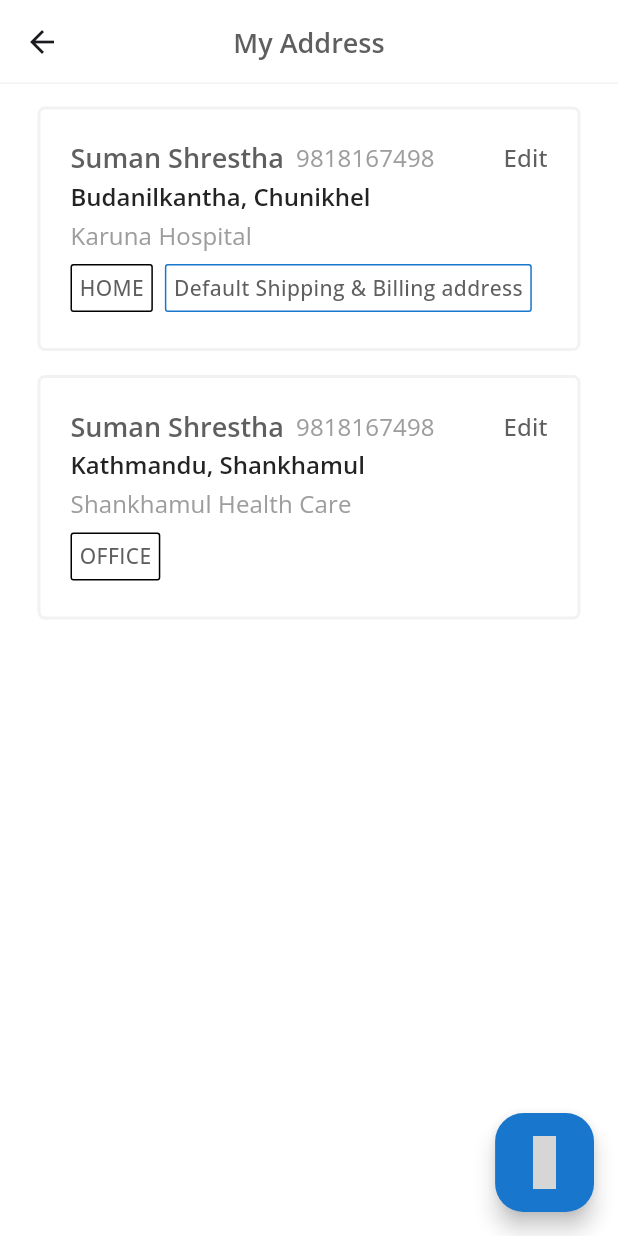
After one commit to Sabinkc/ecommerce_template, a Flutter app: the screen it shows after launch, after a tap on "We're glad to see you again! Let's get s", on a phone screen of 412 x 824 dp. The commit adds this screen. Run offline on Flutter 3.47's test engine with Material 3 defaults, Android fonts, the phone set to English and light mode, and no system bars; our stand-ins replace get, icons_plus, keyboard_dismisser, smooth_page_indicator; grey boxes are pictures that could not be loaded.

Commit message:
Home UI, Address UI and Hot Fixes

```diff
--- a/lib/features/authentication/screen/login.dart
+++ b/lib/features/authentication/screen/login.dart
@@ -1,3 +1,5 @@
+import 'package:ecommerce/features/personalization/screen/address.dart';
+import 'package:ecommerce/common/screens/landing.dart';
 import 'package:flutter/material.dart';
 import 'package:get/get.dart';
 import 'package:keyboard_dismisser/keyboard_dismisser.dart';
@@ -47,12 +49,17 @@ class LoginScreen extends StatelessWidget {
                   const SizedBox(
                     height: SQSizes.sm,
                   ),
-                  Text(
-                    "We're glad to see you again! Let's get started!",
-                    style: Theme.of(context).textTheme.labelLarge!.apply(
-                          fontWeightDelta: 2,
-                          fontSizeDelta: 1,
-                        ),
+                  InkWell(
+                    onTap: () {
+                      Get.to(() => const AddressScreen());
+                    },
+                    child: Text(
+                      "We're glad to see you again! Let's get started!",
+                      style: Theme.of(context).textTheme.labelLarge!.apply(
+                            fontWeightDelta: 2,
+                            fontSizeDelta: 1,
+                          ),
+                    ),
                   ),
                   const SizedBox(
                     height: SQSizes.spaceBtwSections,
@@ -109,7 +116,10 @@ class LoginScreen extends StatelessWidget {
                     height: SQSizes.sm,
                   ),
                   SQElevatedButton(
-                    func: loginController.textfieldchecker,
+                    func: () {
+                      Get.to(() => const LandingScreen());
+                    },
+                    // func: loginController.textfieldchecker,
                     title: "SIGN IN",
                   ),
                   const SizedBox(
--- /dev/null
+++ b/lib/features/personalization/screen/address.dart
@@ -0,0 +1,73 @@
+import 'package:ecommerce/utils/constants/colors.dart';
+import 'package:flutter/material.dart';
+import 'package:icons_plus/icons_plus.dart';
+import '../../../utils/constants/sizes.dart';
+import 'widget/addresscontiner.dart';
+
+class AddressScreen extends StatelessWidget {
+  const AddressScreen({super.key});
+
+  @override
+  Widget build(BuildContext context) {
+    final size = MediaQuery.of(context).size;
+    return Scaffold(
+      appBar: AppBar(
+        forceMaterialTransparency: true,
+        shape: const Border(
+          bottom: BorderSide(color: SQColors.borderSecondary),
+        ),
+        centerTitle: true,
+        title: Text(
+          "My Address",
+          style: Theme.of(context).textTheme.headlineSmall,
+        ),
+      ),
+      floatingActionButton: SizedBox(
+        height: size.height * 0.08,
+        child: FittedBox(
+          child: FloatingActionButton(
+            onPressed: () {},
+            backgroundColor: SQColors.primary,
+            child: const Icon(
+              Iconsax.add_outline,
+              size: 30,
+              color: Colors.white,
+            ),
+          ),
+        ),
+      ),
+      body: const SafeArea(
+        child: Padding(
+          padding: EdgeInsets.symmetric(horizontal: 25, vertical: 15),
+          child: Center(
+            child: Column(
+              children: [
+                AddressContainer(
+                  fullname: "Suman Shrestha",
+                  phoneno: "9818167498",
+                  municipality: "Budanilkantha",
+                  street: "Chunikhel",
+                  landmark: "Karuna Hospital",
+                  place: "HOME",
+                  defaultShipping: true,
+                ),
+                SizedBox(
+                  height: SQSizes.md,
+                ),
+                AddressContainer(
+                  fullname: "Suman Shrestha",
+                  phoneno: "9818167498",
+                  municipality: "Kathmandu",
+                  street: "Shankhamul",
+                  landmark: "Shankhamul Health Care",
+                  place: "OFFICE",
+                  defaultShipping: false,
+                ),
+              ],
+            ),
+          ),
+        ),
+      ),
+    );
+  }
+}
--- /dev/null
+++ b/lib/features/personalization/screen/widget/addresscontiner.dart
@@ -0,0 +1,122 @@
+import 'package:flutter/material.dart';
+import '../../../../utils/constants/colors.dart';
+import '../../../../utils/constants/sizes.dart';
+
+class AddressContainer extends StatelessWidget {
+  const AddressContainer({
+    super.key,
+    required this.fullname,
+    required this.phoneno,
+    required this.municipality,
+    required this.street,
+    required this.landmark,
+    required this.place,
+    required this.defaultShipping,
+  });
+  final String fullname, phoneno, municipality, street, landmark, place;
+  final bool defaultShipping;
+  @override
+  Widget build(BuildContext context) {
+    final size = MediaQuery.of(context).size;
+    return Container(
+      width: size.width,
+      padding: const EdgeInsets.all(20),
+      decoration: BoxDecoration(
+        borderRadius: BorderRadius.circular(5),
+        border: Border.all(
+          color: SQColors.borderSecondary,
+          width: 2,
+        ),
+      ),
+      child: Column(
+        crossAxisAlignment: CrossAxisAlignment.start,
+        children: [
+          Row(
+            mainAxisAlignment: MainAxisAlignment.spaceBetween,
+            children: [
+              Text(
+                fullname,
+                style: Theme.of(context).textTheme.headlineSmall,
+              ),
+              const SizedBox(
+                width: SQSizes.sm,
+              ),
+              Expanded(
+                child: Text(
+                  phoneno,
+                  style: Theme.of(context).textTheme.titleSmall!.apply(
+                        color: SQColors.textSecondary,
+                      ),
+                ),
+              ),
+              Text(
+                "Edit",
+                style: Theme.of(context).textTheme.titleSmall!.apply(
+                      fontWeightDelta: 1,
+                    ),
+              ),
+            ],
+          ),
+          const SizedBox(
+            height: SQSizes.xs,
+          ),
+          Text(
+            "$municipality, $street",
+            style: Theme.of(context).textTheme.titleLarge,
+          ),
+          const SizedBox(
+            height: SQSizes.xs,
+          ),
+          Text(
+            landmark,
+            style: Theme.of(context).textTheme.titleSmall!.apply(
+                  color: SQColors.textSecondary,
+                ),
+          ),
+          const SizedBox(
+            height: SQSizes.sm,
+          ),
+          Row(
+            children: [
+              Container(
+                padding: const EdgeInsets.all(5),
+                decoration: BoxDecoration(
+                  borderRadius: BorderRadius.circular(2),
+                  border: Border.all(
+                    color: Colors.black,
+                  ),
+                ),
+                child: Center(
+                  child: Text(
+                    place,
+                  ),
+                ),
+              ),
+              const SizedBox(
+                width: SQSizes.sm,
+              ),
+              if (defaultShipping)
+                Container(
+                  padding: const EdgeInsets.all(5),
+                  decoration: BoxDecoration(
+                    borderRadius: BorderRadius.circular(2),
+                    border: Border.all(
+                      color: SQColors.primary,
+                    ),
+                  ),
+                  child: const Center(
+                    child: Text(
+                      "Default Shipping & Billing address",
+                    ),
+                  ),
+                ),
+            ],
+          ),
+          const SizedBox(
+            height: SQSizes.xs,
+          ),
+        ],
+      ),
+    );
+  }
+}
--- a/lib/utils/theme/widget_themes/text_theme.dart
+++ b/lib/utils/theme/widget_themes/text_theme.dart
@@ -10,7 +10,7 @@ class SQTextTheme {
     headlineLarge: const TextStyle().copyWith(fontSize: 32.0, fontWeight: FontWeight.bold, color: SQColors.textPrimary),
     headlineMedium: const TextStyle().copyWith(fontSize: 24.0, fontWeight: FontWeight.w600, color: SQColors.textPrimary),
     headlineSmall: const TextStyle().copyWith(fontSize: 18.0, fontWeight: FontWeight.w600, color: SQColors.textPrimary),
-    titleLarge: const TextStyle().copyWith(fontSize: 16.0, fontWeight: FontWeight.w600, color: SQColors.textPrimary),
+    titleLarge: const TextStyle().copyWith(fontSize: 16.0, fontWeight: FontWeight.w600, color: SQColors.black),
     titleMedium: const TextStyle().copyWith(fontSize: 16.0, fontWeight: FontWeight.w500, color: SQColors.textPrimary),
     titleSmall: const TextStyle().copyWith(fontSize: 16.0, fontWeight: FontWeight.w400, color: SQColors.textPrimary),
     bodyLarge: const TextStyle().copyWith(fontSize: 14.0, fontWeight: FontWeight.w500, color: SQColors.textPrimary),
```
Also changed, not shown: lib/features/store/screen/navigation/cart.dart (added, +31 -0 lines), lib/features/store/screen/navigation/category.dart (added, +31 -0 lines), lib/features/store/screen/navigation/home.dart (added, +329 -0 lines), lib/features/store/screen/navigation/profile.dart (added, +31 -0 lines).
